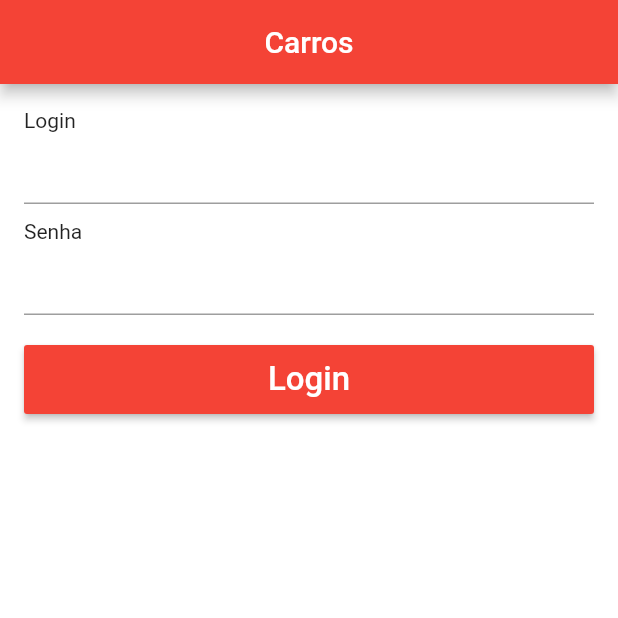
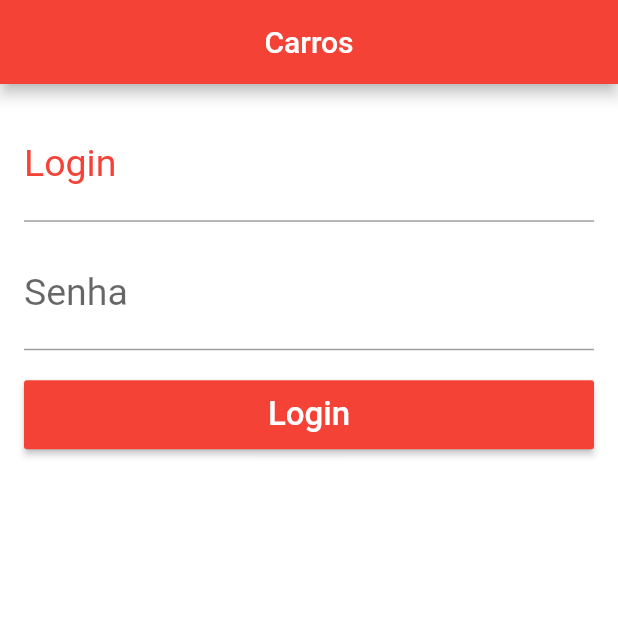
Before and after one commit to thiagocaandrade/App-Carros, a Flutter app: the screen it shows after launch, on a phone screen of 412 x 824 dp, the top half of it. Run offline on Flutter 3.47's test engine with Material 2 defaults, Android fonts, the phone set to English and light mode, and no system bars.

Commit message:
login page

```diff
--- a/lib/pages/login_page.dart
+++ b/lib/pages/login_page.dart
@@ -18,12 +18,31 @@ class LoginPage extends StatelessWidget {
     padding: EdgeInsets.all(16),
     child: ListView(
       children: <Widget>[
-        Text("Login"),
-        TextFormField(),
+        TextFormField(
+          style: TextStyle(
+            fontSize: 25,
+            color: Colors.red
+          ),
+          decoration: InputDecoration(
+            labelText: "Login",
+            labelStyle: TextStyle(
+              fontSize: 25,
+              color: Colors.red
+            ),
+            hintText: "Digite o login"
+          ),
+        ),
         SizedBox(height: 10,),
-        Text("Senha"),
         TextFormField(
           obscureText: true,
+          style: TextStyle(
+              fontSize: 25,
+              color: Colors.red
+          ),
+          decoration: InputDecoration(
+            labelText: "Senha",
+            hintText: "Digite a senha"
+          ),
         ),
         SizedBox(height: 20,),
         Container(
```
